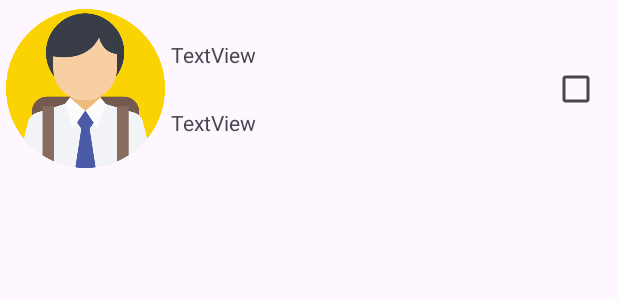
After one commit to galCohen211/StudentApp, an Android app: the layout student_list_row.xml on its own in the app's theme, with its tools: preview values and no code run, on a phone screen of 412 x 824 dp. The commit adds this screen. Shown: the top 300 px of the screen. Run offline under Robolectric (Android 15) with nearby library versions, the phone set to English and light mode, and no system bars.

Commit message:
worked on list of students and list row

```diff
--- /dev/null
+++ b/app/src/main/res/layout/student_list_row.xml
@@ -0,0 +1,54 @@
+<?xml version="1.0" encoding="utf-8"?>
+<androidx.constraintlayout.widget.ConstraintLayout xmlns:android="http://schemas.android.com/apk/res/android"
+    xmlns:app="http://schemas.android.com/apk/res-auto"
+    xmlns:tools="http://schemas.android.com/tools"
+    android:layout_width="match_parent"
+    android:layout_height="wrap_content"
+    android:background="?attr/selectableItemBackground">
+    <ImageView
+        android:id="@+id/student_row_image_view"
+        android:layout_width="106dp"
+        android:layout_height="110dp"
+        android:layout_marginStart="4dp"
+        android:layout_marginTop="4dp"
+        android:layout_marginBottom="4dp"
+        app:layout_constraintBottom_toBottomOf="parent"
+        app:layout_constraintStart_toStartOf="parent"
+        app:layout_constraintTop_toTopOf="parent"
+        app:srcCompat="@drawable/student" />
+
+    <TextView
+        android:id="@+id/student_row_name_text_view"
+        android:layout_width="0dp"
+        android:layout_height="wrap_content"
+        android:layout_marginStart="4dp"
+        android:layout_marginEnd="4dp"
+        android:text="TextView"
+        app:layout_constraintBottom_toTopOf="@+id/student_row_id_text_view"
+        app:layout_constraintEnd_toStartOf="@+id/student_row_check_box"
+        app:layout_constraintHorizontal_bias="0.5"
+        app:layout_constraintStart_toEndOf="@+id/student_row_image_view"
+        app:layout_constraintTop_toTopOf="parent" />
+
+    <TextView
+        android:id="@+id/student_row_id_text_view"
+        android:layout_width="0dp"
+        android:layout_height="wrap_content"
+        android:layout_marginStart="4dp"
+        android:layout_marginEnd="4dp"
+        android:text="TextView"
+        app:layout_constraintBottom_toBottomOf="parent"
+        app:layout_constraintEnd_toStartOf="@+id/student_row_check_box"
+        app:layout_constraintHorizontal_bias="0.5"
+        app:layout_constraintStart_toEndOf="@+id/student_row_image_view"
+        app:layout_constraintTop_toBottomOf="@+id/student_row_name_text_view" />
+
+    <CheckBox
+        android:id="@+id/student_row_check_box"
+        android:layout_width="wrap_content"
+        android:layout_height="wrap_content"
+        android:layout_marginEnd="4dp"
+        app:layout_constraintBottom_toBottomOf="parent"
+        app:layout_constraintEnd_toEndOf="parent"
+        app:layout_constraintTop_toTopOf="parent" />
+</androidx.constraintlayout.widget.ConstraintLayout>
```
Also changed, not shown: app/src/main/java/com/example/studentapp/Adapter/StudentAdapter.kt (+57 -1 lines), app/src/main/java/com/example/studentapp/StudentList.kt (+35 -5 lines), app/src/main/res/layout/activity_student_list.xml (+6 -6 lines).
